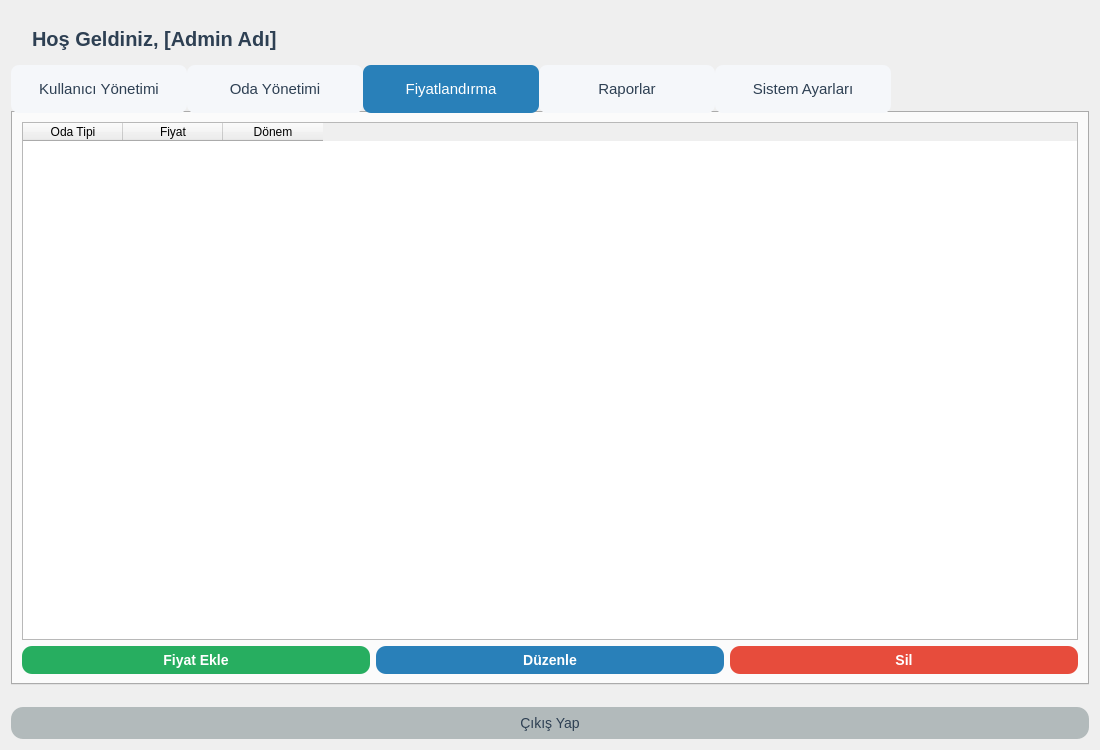
Before: the Qt Designer form ui/admindashboard.ui in ilhanuzunoglu/HotelManagementSystem, drawn with Qt 5.
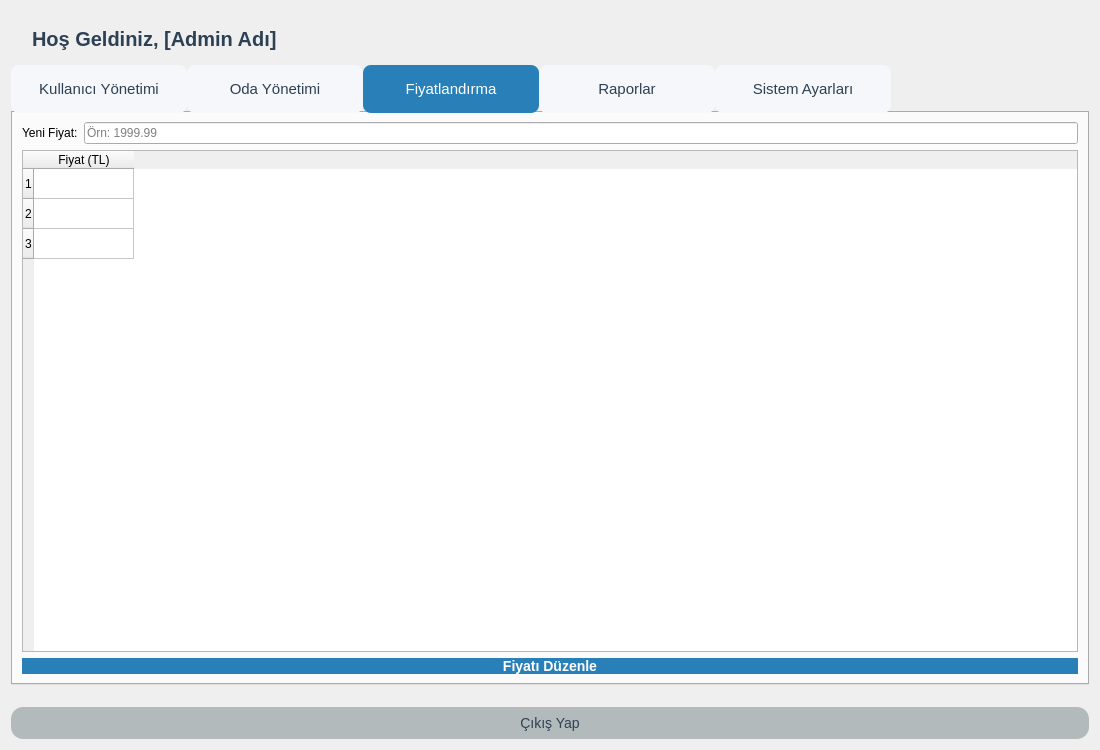
After: the same form once the commit is applied. The open tabs and pages were chosen to show the change.

Commit message: Tüm local dosyalarla tam güncelleme: GitHub'daki her şey local ile birebir aynı olacak şekilde force push

```diff
--- a/ui/admindashboard.ui
+++ b/ui/admindashboard.ui
@@ -184,64 +184,73 @@
        <string>Fiyatlandırma</string>
       </attribute>
       <layout class="QVBoxLayout" name="pricingLayout">
+       <item>
+        <layout class="QHBoxLayout" name="priceEditLayout">
+         <item>
+          <widget class="QLabel" name="priceEditLabel">
+           <property name="text">
+            <string>Yeni Fiyat:</string>
+           </property>
+          </widget>
+         </item>
+         <item>
+          <widget class="QLineEdit" name="priceEdit">
+           <property name="placeholderText">
+            <string>Örn: 1999.99</string>
+           </property>
+          </widget>
+         </item>
+        </layout>
+       </item>
        <item>
         <widget class="QTableWidget" name="pricingTable">
          <property name="rowCount">
-          <number>0</number>
-         </property>
-         <property name="columnCount">
           <number>3</number>
          </property>
+         <property name="columnCount">
+          <number>1</number>
+         </property>
+         <property name="verticalHeaderLabels" stdset="0">
+          <stringlist>
+           <string>Standart</string>
+           <string>Suit</string>
+           <string>Deluxe</string>
+          </stringlist>
+         </property>
+         <row/>
+         <row/>
+         <row/>
          <column>
           <property name="text">
-           <string>Oda Tipi</string>
+           <string>Fiyat (TL)</string>
           </property>
          </column>
-         <column>
+         <item row="0" column="0">
           <property name="text">
-           <string>Fiyat</string>
+           <string/>
           </property>
-         </column>
-         <column>
+         </item>
+         <item row="1" column="0">
           <property name="text">
-           <string>Dönem</string>
+           <string/>
           </property>
-         </column>
+         </item>
+         <item row="2" column="0">
+          <property name="text">
+           <string/>
+          </property>
+         </item>
         </widget>
        </item>
        <item>
-        <layout class="QHBoxLayout" name="pricingButtonLayout">
-         <item>
-          <widget class="QPushButton" name="addPriceButton">
-           <property name="styleSheet">
-            <string>QPushButton { background-color: #27AE60; color: white; border-radius: 10px; padding: 6px 24px; font-size: 14px; font-weight: bold; } QPushButton:hover { background-color: #F39C12; }</string>
-           </property>
-           <property name="text">
-            <string>Fiyat Ekle</string>
-           </property>
-          </widget>
-         </item>
-         <item>
-          <widget class="QPushButton" name="editPriceButton">
-           <property name="styleSheet">
-            <string>QPushButton { background-color: #2980B9; color: white; border-radius: 10px; padding: 6px 24px; font-size: 14px; font-weight: bold; } QPushButton:hover { background-color: #1ABC9C; }</string>
-           </property>
-           <property name="text">
-            <string>Düzenle</string>
-           </property>
-          </widget>
-         </item>
-         <item>
-          <widget class="QPushButton" name="deletePriceButton">
-           <property name="styleSheet">
-            <string>QPushButton { background-color: #E74C3C; color: white; border-radius: 10px; padding: 6px 24px; font-size: 14px; font-weight: bold; } QPushButton:hover { background-color: #85929E; }</string>
-           </property>
-           <property name="text">
-            <string>Sil</string>
-           </property>
-          </widget>
-         </item>
-        </layout>
+        <widget class="QPushButton" name="editPriceButton">
+         <property name="styleSheet">
+          <string>QPushButton { background-color: #2980B9; color: white; border-radius: 10px; font-size: 14px; font-weight: bold; } QPushButton:hover { background-color: #1ABC9C; }</string>
+         </property>
+         <property name="text">
+          <string>Fiyatı Düzenle</string>
+         </property>
+        </widget>
        </item>
       </layout>
      </widget>
```
Left out of the diff: 2 changed lines with no effect on the pictures. The commit also changes 23 other files.
